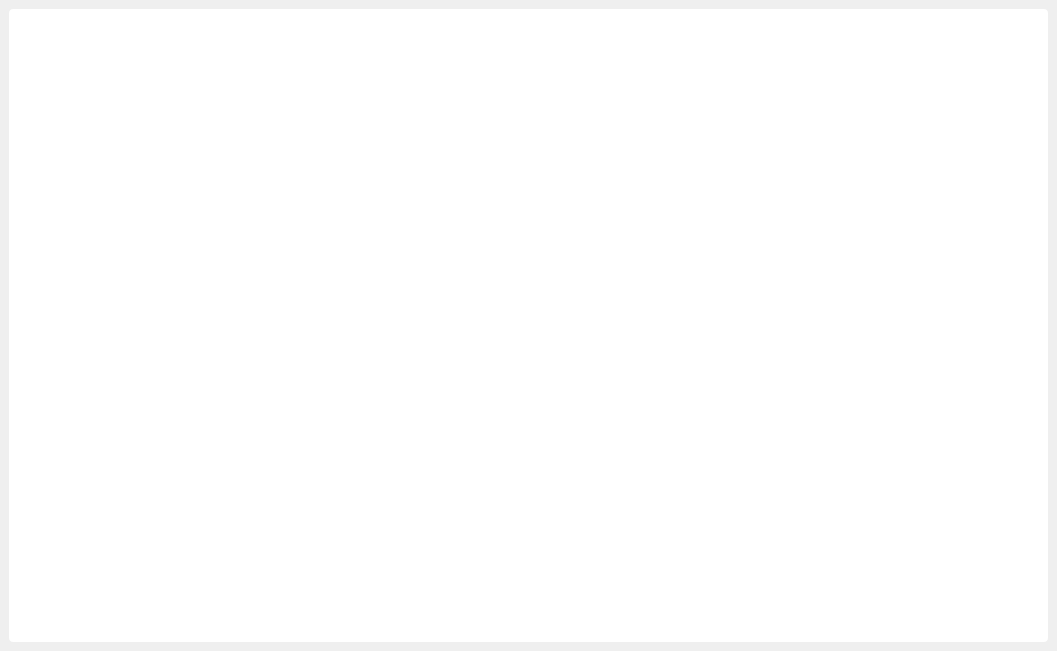
Before: the Qt Designer form test02/mainwindow.ui in 1663784811/qt_test, drawn with Qt 5.
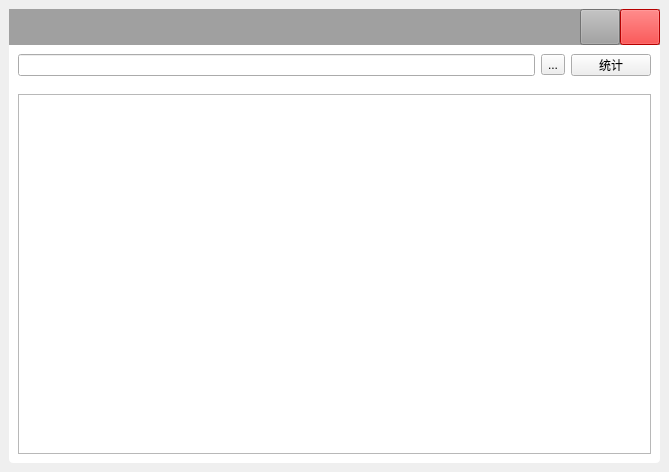
After: the same form once the commit is applied.

The edit to the form file:
```diff
--- a/test02/mainwindow.ui
+++ b/test02/mainwindow.ui
@@ -6,8 +6,8 @@
    <rect>
     <x>0</x>
     <y>0</y>
-    <width>1057</width>
-    <height>651</height>
+    <width>669</width>
+    <height>472</height>
    </rect>
   </property>
   <property name="windowTitle">
@@ -21,9 +21,168 @@
 </string>
   </property>
   <widget class="QWidget" name="centralwidget">
-   <layout class="QGridLayout" name="gridLayout">
+   <layout class="QGridLayout" name="gridLayout" rowstretch="0">
+    <property name="leftMargin">
+     <number>9</number>
+    </property>
+    <property name="topMargin">
+     <number>9</number>
+    </property>
+    <property name="rightMargin">
+     <number>9</number>
+    </property>
+    <property name="bottomMargin">
+     <number>9</number>
+    </property>
+    <property name="spacing">
+     <number>0</number>
+    </property>
     <item row="0" column="0">
-     <widget class="QWidget" name="widget" native="true"/>
+     <widget class="QWidget" name="widget" native="true">
+      <layout class="QVBoxLayout" name="verticalLayout">
+       <property name="spacing">
+        <number>0</number>
+       </property>
+       <property name="leftMargin">
+        <number>0</number>
+       </property>
+       <property name="topMargin">
+        <number>0</number>
+       </property>
+       <property name="rightMargin">
+        <number>0</number>
+       </property>
+       <property name="bottomMargin">
+        <number>0</number>
+       </property>
+       <item>
+        <widget class="QWidget" name="widget_2" native="true">
+         <property name="enabled">
+          <bool>true</bool>
+         </property>
+         <property name="maximumSize">
+          <size>
+           <width>16777215</width>
+           <height>36</height>
+          </size>
+         </property>
+         <property name="baseSize">
+          <size>
+           <width>0</width>
+           <height>0</height>
+          </size>
+         </property>
+         <property name="styleSheet">
+          <string notr="true">background-color: rgb(160, 160, 160);
+</string>
+         </property>
+         <layout class="QHBoxLayout" name="horizontalLayout">
+          <property name="spacing">
+           <number>0</number>
+          </property>
+          <property name="leftMargin">
+           <number>0</number>
+          </property>
+          <property name="topMargin">
+           <number>0</number>
+          </property>
+          <property name="rightMargin">
+           <number>0</number>
+          </property>
+          <property name="bottomMargin">
+           <number>0</number>
+          </property>
+          <item>
+           <spacer name="horizontalSpacer">
+            <property name="orientation">
+             <enum>Qt::Orientation::Horizontal</enum>
+            </property>
+            <property name="sizeHint" stdset="0">
+             <size>
+              <width>40</width>
+              <height>20</height>
+             </size>
+            </property>
+           </spacer>
+          </item>
+          <item>
+           <widget class="QPushButton" name="maxWinBtn">
+            <property name="minimumSize">
+             <size>
+              <width>36</width>
+              <height>36</height>
+             </size>
+            </property>
+            <property name="text">
+             <string/>
+            </property>
+           </widget>
+          </item>
+          <item>
+           <widget class="QPushButton" name="closeBtn">
+            <property name="minimumSize">
+             <size>
+              <width>36</width>
+              <height>36</height>
+             </size>
+            </property>
+            <property name="styleSheet">
+             <string notr="true">background-color: rgb(255, 0, 0);</string>
+            </property>
+            <property name="text">
+             <string/>
+            </property>
+           </widget>
+          </item>
+         </layout>
+        </widget>
+       </item>
+       <item>
+        <widget class="QWidget" name="widget_3" native="true">
+         <property name="maximumSize">
+          <size>
+           <width>16777215</width>
+           <height>40</height>
+          </size>
+         </property>
+         <layout class="QHBoxLayout" name="horizontalLayout_2">
+          <item>
+           <widget class="QLineEdit" name="lineEdit"/>
+          </item>
+          <item>
+           <widget class="QToolButton" name="toolButton">
+            <property name="text">
+             <string>...</string>
+            </property>
+           </widget>
+          </item>
+          <item>
+           <widget class="QPushButton" name="pushButton">
+            <property name="maximumSize">
+             <size>
+              <width>16777215</width>
+              <height>40</height>
+             </size>
+            </property>
+            <property name="text">
+             <string>统计</string>
+            </property>
+           </widget>
+          </item>
+         </layout>
+        </widget>
+       </item>
+       <item>
+        <widget class="QWidget" name="widget_4" native="true">
+         <layout class="QGridLayout" name="gridLayout_2">
+          <item row="0" column="0">
+           <widget class="QTableView" name="tableView"/>
+          </item>
+         </layout>
+        </widget>
+       </item>
+      </layout>
+     </widget>
     </item>
    </layout>
   </widget>
```
